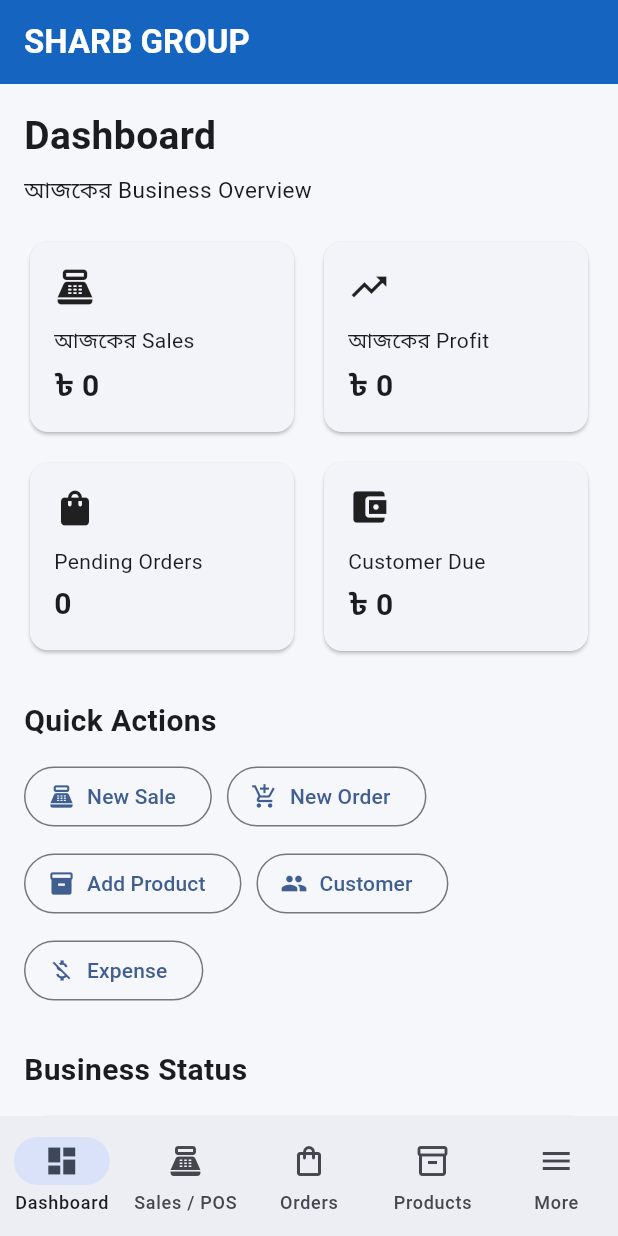
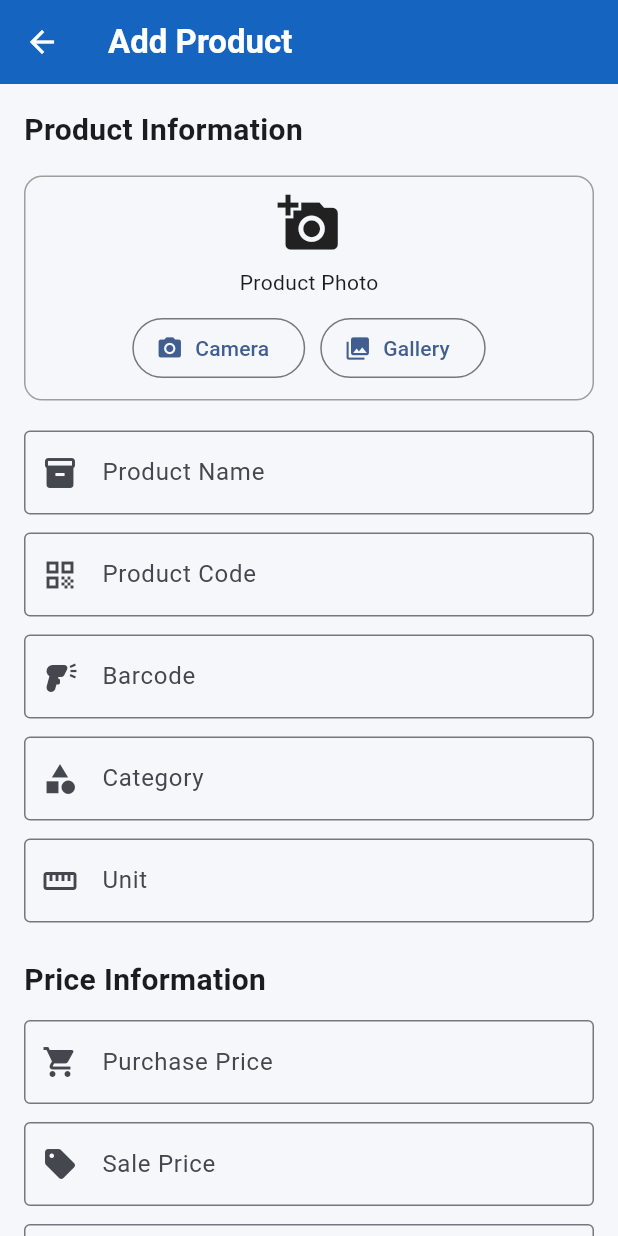
Before and after one commit to SHARBGROUP/sharb_group, a Flutter app: the screen it shows after launch, after a tap on "Add Product", on a phone screen of 412 x 824 dp. Run offline on Flutter 3.47's test engine with Material 3 defaults, Android fonts, the light colour scheme and no system bars.

Commit message:
Add product screen and navigation

```diff
--- a/lib/main.dart
+++ b/lib/main.dart
@@ -1,4 +1,5 @@
 import 'package:flutter/material.dart';
+import 'screens/add_product_screen.dart';
 
 void main() {
   runApp(const SharbGroupApp());
@@ -116,7 +117,6 @@ class DashboardScreen extends StatelessWidget {
               style: TextStyle(fontSize: 15),
             ),
             const SizedBox(height: 20),
-
             Row(
               children: [
                 Expanded(
@@ -136,9 +136,7 @@ class DashboardScreen extends StatelessWidget {
                 ),
               ],
             ),
-
             const SizedBox(height: 12),
-
             Row(
               children: [
                 Expanded(
@@ -158,9 +156,7 @@ class DashboardScreen extends StatelessWidget {
                 ),
               ],
             ),
-
             const SizedBox(height: 28),
-
             const Text(
               'Quick Actions',
               style: TextStyle(
@@ -168,23 +164,42 @@ class DashboardScreen extends StatelessWidget {
                 fontWeight: FontWeight.bold,
               ),
             ),
-
             const SizedBox(height: 12),
-
             Wrap(
               spacing: 10,
               runSpacing: 10,
               children: [
-                _actionButton('New Sale', Icons.point_of_sale),
-                _actionButton('New Order', Icons.add_shopping_cart),
-                _actionButton('Add Product', Icons.inventory_2),
-                _actionButton('Customer', Icons.people),
-                _actionButton('Expense', Icons.money_off),
+                _actionButton(
+                  'New Sale',
+                  Icons.point_of_sale,
+                ),
+                _actionButton(
+                  'New Order',
+                  Icons.add_shopping_cart,
+                ),
+                _actionButton(
+                  'Add Product',
+                  Icons.inventory_2,
+                  onPressed: () {
+                    Navigator.push(
+                      context,
+                      MaterialPageRoute(
+                        builder: (context) => const AddProductScreen(),
+                      ),
+                    );
+                  },
+                ),
+                _actionButton(
+                  'Customer',
+                  Icons.people,
+                ),
+                _actionButton(
+                  'Expense',
+                  Icons.money_off,
+                ),
               ],
             ),
-
             const SizedBox(height: 28),
-
             const Text(
               'Business Status',
               style: TextStyle(
@@ -192,9 +207,7 @@ class DashboardScreen extends StatelessWidget {
                 fontWeight: FontWeight.bold,
               ),
             ),
-
             const SizedBox(height: 12),
-
             Card(
               child: ListTile(
                 leading: const Icon(
@@ -202,7 +215,9 @@ class DashboardScreen extends StatelessWidget {
                   color: Colors.green,
                 ),
                 title: const Text('System Status'),
-                subtitle: const Text('Ready • Offline + Cloud Sync'),
+                subtitle: const Text(
+                  'Ready • Offline + Cloud Sync',
+                ),
                 trailing: const Text('ONLINE'),
               ),
             ),
@@ -246,10 +261,11 @@ class DashboardScreen extends StatelessWidget {
 
   static Widget _actionButton(
       String title,
-      IconData icon,
-      ) {
+      IconData icon, {
+        VoidCallback? onPressed,
+      }) {
     return OutlinedButton.icon(
-      onPressed: () {},
+      onPressed: onPressed,
       icon: Icon(icon),
       label: Text(title),
     );
--- /dev/null
+++ b/lib/models/product.dart
@@ -0,0 +1,68 @@
+class Product {
+  final String id;
+  final String name;
+  final String code;
+  final String barcode;
+  final String category;
+  final String unit;
+
+  final double purchasePrice;
+  final double salePrice;
+  final double wholesalePrice;
+
+  final int physicalStock;
+  final int reservedStock;
+  final int soldQuantity;
+  final int minimumStock;
+
+  final String? imagePath;
+  final String? supplierId;
+  final String? description;
+
+  const Product({
+    required this.id,
+    required this.name,
+    required this.code,
+    required this.barcode,
+    required this.category,
+    required this.unit,
+    required this.purchasePrice,
+    required this.salePrice,
+    required this.wholesalePrice,
+    required this.physicalStock,
+    required this.reservedStock,
+    required this.soldQuantity,
+    required this.minimumStock,
+    this.imagePath,
+    this.supplierId,
+    this.description,
+  });
+
+  int get availableStock {
+    return physicalStock - reservedStock;
+  }
+
+  double get stockCostValue {
+    return physicalStock * purchasePrice;
+  }
+
+  double get stockSaleValue {
+    return physicalStock * salePrice;
+  }
+
+  double get potentialGrossProfit {
+    return stockSaleValue - stockCostValue;
+  }
+
+  double get reservedCostValue {
+    return reservedStock * purchasePrice;
+  }
+
+  double get reservedSaleValue {
+    return reservedStock * salePrice;
+  }
+
+  double get reservedPotentialProfit {
+    return reservedSaleValue - reservedCostValue;
+  }
+}
--- /dev/null
+++ b/lib/screens/add_product_screen.dart
@@ -0,0 +1,326 @@
+import 'package:flutter/material.dart';
+
+class AddProductScreen extends StatefulWidget {
+  const AddProductScreen({super.key});
+
+  @override
+  State<AddProductScreen> createState() => _AddProductScreenState();
+}
+
+class _AddProductScreenState extends State<AddProductScreen> {
+  final _formKey = GlobalKey<FormState>();
+
+  final TextEditingController nameController = TextEditingController();
+  final TextEditingController codeController = TextEditingController();
+  final TextEditingController barcodeController = TextEditingController();
+  final TextEditingController categoryController = TextEditingController();
+  final TextEditingController unitController = TextEditingController();
+  final TextEditingController purchasePriceController =
+  TextEditingController();
+  final TextEditingController salePriceController = TextEditingController();
+  final TextEditingController wholesalePriceController =
+  TextEditingController();
+  final TextEditingController openingStockController =
+  TextEditingController();
+  final TextEditingController minimumStockController =
+  TextEditingController();
+  final TextEditingController supplierController = TextEditingController();
+  final TextEditingController descriptionController =
+  TextEditingController();
+
+  @override
+  void dispose() {
+    nameController.dispose();
+    codeController.dispose();
+    barcodeController.dispose();
+    categoryController.dispose();
+    unitController.dispose();
+    purchasePriceController.dispose();
+    salePriceController.dispose();
+    wholesalePriceController.dispose();
+    openingStockController.dispose();
+    minimumStockController.dispose();
+    supplierController.dispose();
+    descriptionController.dispose();
+    super.dispose();
+  }
+
+  void saveProduct() {
+    if (!_formKey.currentState!.validate()) {
+      return;
+    }
+
+    ScaffoldMessenger.of(context).showSnackBar(
+      const SnackBar(
+        content: Text('Product saved successfully'),
+      ),
+    );
+  }
+
+  InputDecoration fieldDecoration(
+      String label, {
+        IconData? icon,
+      }) {
+    return InputDecoration(
+      labelText: label,
+      prefixIcon: icon == null ? null : Icon(icon),
+      border: const OutlineInputBorder(),
+    );
+  }
+
+  @override
+  Widget build(BuildContext context) {
+    return Scaffold(
+      appBar: AppBar(
+        title: const Text(
+          'Add Product',
+          style: TextStyle(fontWeight: FontWeight.bold),
+        ),
+        backgroundColor: const Color(0xFF1565C0),
+        foregroundColor: Colors.white,
+      ),
+      body: Form(
+        key: _formKey,
+        child: SingleChildScrollView(
+          padding: const EdgeInsets.all(16),
+          child: Column(
+            crossAxisAlignment: CrossAxisAlignment.start,
+            children: [
+              const Text(
+                'Product Information',
+                style: TextStyle(
+                  fontSize: 20,
+                  fontWeight: FontWeight.bold,
+                ),
+              ),
+
+              const SizedBox(height: 16),
+
+              Container(
+                width: double.infinity,
+                height: 150,
+                decoration: BoxDecoration(
+                  border: Border.all(color: Colors.grey),
+                  borderRadius: BorderRadius.circular(12),
+                ),
+                child: Column(
+                  mainAxisAlignment: MainAxisAlignment.center,
+                  children: [
+                    const Icon(
+                      Icons.add_a_photo,
+                      size: 42,
+                    ),
+                    const SizedBox(height: 8),
+                    const Text('Product Photo'),
+                    const SizedBox(height: 10),
+                    Row(
+                      mainAxisAlignment: MainAxisAlignment.center,
+                      children: [
+                        OutlinedButton.icon(
+                          onPressed: () {},
+                          icon: const Icon(Icons.camera_alt),
+                          label: const Text('Camera'),
+                        ),
+                        const SizedBox(width: 10),
+                        OutlinedButton.icon(
+                          onPressed: () {},
+                          icon: const Icon(Icons.photo_library),
+                          label: const Text('Gallery'),
+                        ),
+                      ],
+                    ),
+                  ],
+                ),
+              ),
+
+              const SizedBox(height: 20),
+
+              TextFormField(
+                controller: nameController,
+                decoration: fieldDecoration(
+                  'Product Name',
+                  icon: Icons.inventory_2,
+                ),
+                validator: (value) {
+                  if (value == null || value.trim().isEmpty) {
+                    return 'Product Name দিন';
+                  }
+                  return null;
+                },
+              ),
+
+              const SizedBox(height: 12),
+
+              TextFormField(
+                controller: codeController,
+                decoration: fieldDecoration(
+                  'Product Code',
+                  icon: Icons.qr_code,
+                ),
+              ),
+
+              const SizedBox(height: 12),
+
+              TextFormField(
+                controller: barcodeController,
+                decoration: fieldDecoration(
+                  'Barcode',
+                  icon: Icons.barcode_reader,
+                ),
+              ),
+
+              const SizedBox(height: 12),
+
+              TextFormField(
+                controller: categoryController,
+                decoration: fieldDecoration(
+                  'Category',
+                  icon: Icons.category,
+                ),
+              ),
+
+              const SizedBox(height: 12),
+
+              TextFormField(
+                controller: unitController,
+                decoration: fieldDecoration(
+                  'Unit',
+                  icon: Icons.straighten,
+                ),
+              ),
+
+              const SizedBox(height: 24),
+
+              const Text(
+                'Price Information',
+                style: TextStyle(
+                  fontSize: 20,
+                  fontWeight: FontWeight.bold,
+                ),
+              ),
+
+              const SizedBox(height: 12),
+
+              TextFormField(
+                controller: purchasePriceController,
+                keyboardType: const TextInputType.numberWithOptions(
+                  decimal: true,
+                ),
+                decoration: fieldDecoration(
+                  'Purchase Price',
+                  icon: Icons.shopping_cart,
+                ),
+              ),
+
+              const SizedBox(height: 12),
+
+              TextFormField(
+                controller: salePriceController,
+                keyboardType: const TextInputType.numberWithOptions(
+                  decimal: true,
+                ),
+                decoration: fieldDecoration(
+                  'Sale Price',
+                  icon: Icons.sell,
+                ),
+              ),
+
+              const SizedBox(height: 12),
+
+              TextFormField(
+                controller: wholesalePriceController,
+                keyboardType: const TextInputType.numberWithOptions(
+                  decimal: true,
+                ),
+                decoration: fieldDecoration(
+                  'Wholesale Price',
+                  icon: Icons.store,
+                ),
+              ),
+
+              const SizedBox(height: 24),
+
+              const Text(
+                'Stock Information',
+                style: TextStyle(
+                  fontSize: 20,
+                  fontWeight: FontWeight.bold,
+                ),
+              ),
+
+              const SizedBox(height: 12),
+
+              TextFormField(
+                controller: openingStockController,
+                keyboardType: TextInputType.number,
+                decoration: fieldDecoration(
+                  'Opening Stock',
+                  icon: Icons.inventory,
+                ),
+              ),
+
+              const SizedBox(height: 12),
+
+              TextFormField(
+                controller: minimumStockController,
+                keyboardType: TextInputType.number,
+                decoration: fieldDecoration(
+                  'Minimum Stock',
+                  icon: Icons.warning_amber,
+                ),
+              ),
+
+              const SizedBox(height: 12),
+
+              TextFormField(
+                controller: supplierController,
+                decoration: fieldDecoration(
+                  'Supplier',
+                  icon: Icons.local_shipping,
+                ),
+              ),
+
+              const SizedBox(height: 24),
+
+              const Text(
+                'Additional Information',
+                style: TextStyle(
+                  fontSize: 20,
+                  fontWeight: FontWeight.bold,
+                ),
+              ),
+
+              const SizedBox(height: 12),
+
+              TextFormField(
+                controller: descriptionController,
+                maxLines: 4,
+                decoration: fieldDecoration(
+                  'Description',
+                  icon: Icons.description,
+                ),
+              ),
+
+              const SizedBox(height: 28),
+
+              SizedBox(
+                width: double.infinity,
+                height: 52,
+                child: FilledButton.icon(
+                  onPressed: saveProduct,
+                  icon: const Icon(Icons.save),
+                  label: const Text(
+                    'Save Product',
+                    style: TextStyle(fontSize: 16),
+                  ),
+                ),
+              ),
+
+              const SizedBox(height: 20),
+            ],
+          ),
+        ),
+      ),
+    );
+  }
+}
```
